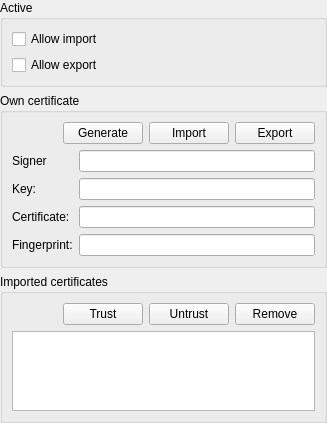
The window that src/keeshare/SettingsWidgetKeeShare.ui (keepassxreboot/keepassxc) describes before a commit, drawn with Qt 5.
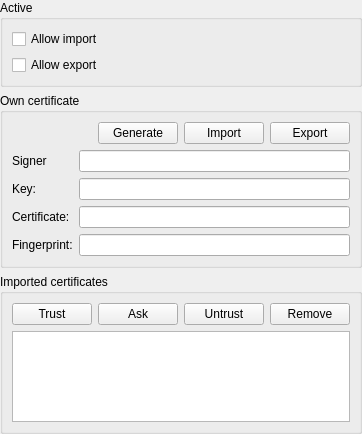
The same window after the commit.

Commit message:
Changed KeeShareSettings to explicitly ask
KeeShareSettings now allow to trust, untrust or ask on next import from
a specific publisher with a specific container

Patch:
```diff
--- a/src/keeshare/SettingsWidgetKeeShare.ui
+++ b/src/keeshare/SettingsWidgetKeeShare.ui
@@ -7,7 +7,7 @@
     <x>0</x>
     <y>0</y>
     <width>327</width>
-    <height>423</height>
+    <height>434</height>
    </rect>
   </property>
   <layout class="QVBoxLayout" name="verticalLayout" stretch="0,0,0,0">
@@ -210,6 +210,13 @@
           </property>
          </widget>
         </item>
+        <item>
+         <widget class="QPushButton" name="askImportedCertificateButton">
+          <property name="text">
+           <string>Ask</string>
+          </property>
+         </widget>
+        </item>
         <item>
          <widget class="QPushButton" name="untrustImportedCertificateButton">
           <property name="text">
```
The commit also changes 6 other files.
